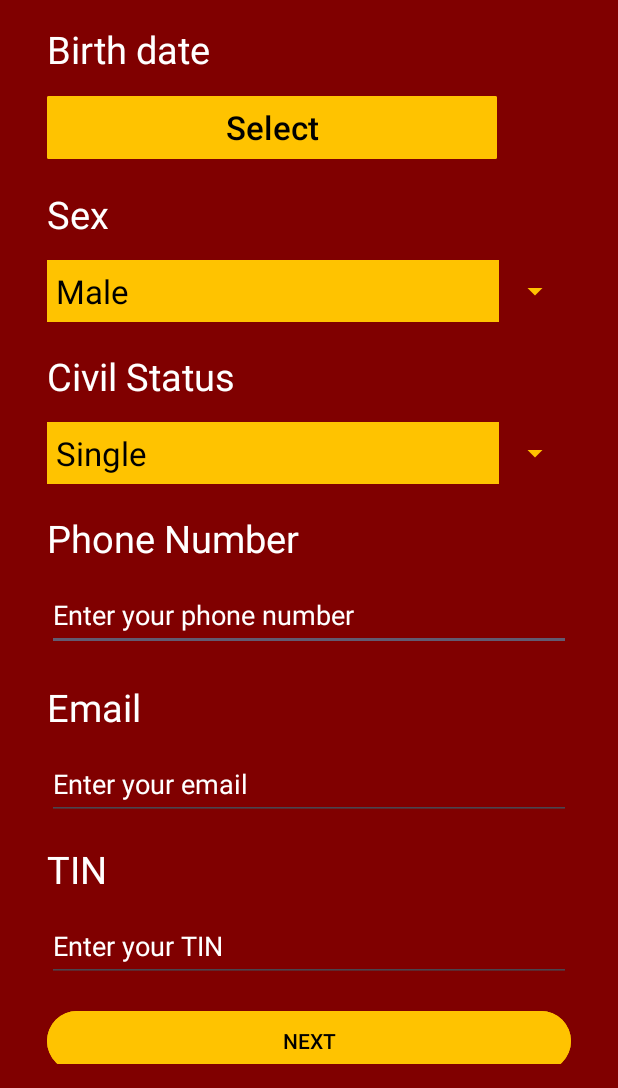
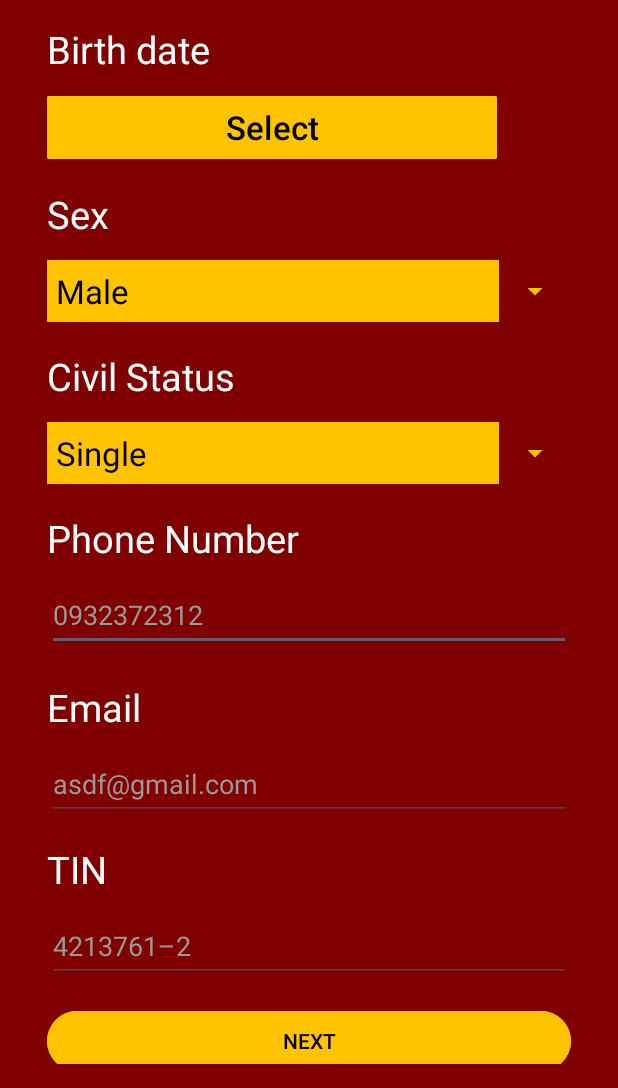
Before and after one commit to fjpecci19/Formulario, an Android app: the screen it shows after launch (MainActivity), on a phone screen of 412 x 824 dp, the part 148-1236 px from its top. Run offline under Robolectric (Android 15) with nearby library versions, the phone set to English and light mode, and no system bars; our stand-ins replace data binding.

Commit message:
Proyecto terminado

```diff
--- a/app/src/main/java/com/example/formulario/MainActivity.kt
+++ b/app/src/main/java/com/example/formulario/MainActivity.kt
@@ -6,18 +6,28 @@ import androidx.appcompat.app.AppCompatActivity
 import android.os.Bundle
 import android.widget.ArrayAdapter
 import android.widget.Button
+import android.widget.EditText
 import android.widget.Spinner
+import android.widget.Toast
 import java.util.Calendar
 
 class MainActivity : AppCompatActivity() {
     private lateinit var datebirth: Button
+    private lateinit var spinnersex: Spinner
+    private lateinit var spinnerstatus: Spinner
+    private lateinit var number: EditText
+    private lateinit var email: EditText
+    private lateinit var tin: EditText
+    private lateinit var buttonnext: Button
+    private var isDateSelected = false
+
     override fun onCreate(savedInstanceState: Bundle?) {
         super.onCreate(savedInstanceState)
         setContentView(R.layout.activity_main)
 
         window.statusBarColor = Color.parseColor("#800000")
 
-        val spinnersex = findViewById<Spinner>(R.id.sex_edit)
+        spinnersex = findViewById(R.id.sex_edit)
 
         val listsex = resources.getStringArray(R.array.sex_options)
 
@@ -26,7 +36,7 @@ class MainActivity : AppCompatActivity() {
 
         spinnersex.adapter = adaptersex
 
-        val spinnerstatus = findViewById<Spinner>(R.id.civil_status_edit)
+        spinnerstatus = findViewById(R.id.civil_status_edit)
 
         val liststatus = resources.getStringArray(R.array.civil_status_options)
 
@@ -41,8 +51,43 @@ class MainActivity : AppCompatActivity() {
             showDatePicker()
         }
 
+        number = findViewById(R.id.number_edit)
 
+        email = findViewById(R.id.mail_edit)
+
+        tin = findViewById(R.id.tin_edit)
+
+        val numberPattern = Regex("^09\\d{8}")
+
+        val emailPattern = Regex("^[A-Za-z0-9._%+-]+@[A-Za-z0-9.-]+\\.com\$")
+
+        val tinPattern = Regex("^\\d{7}-\\d$")
+
+        buttonnext = findViewById(R.id.button_next)
+
+        buttonnext.setOnClickListener {
+            val numberText = number.text.toString()
+            val emailText = email.text.toString()
+            val tinText = tin.text.toString()
+            if (!isDateSelected){
+                Toast.makeText(this, getString(R.string.datecheck), Toast.LENGTH_SHORT).show()
+            } else if (!numberText.matches(numberPattern)) {
+                Toast.makeText(this, getString(R.string.numbercheck), Toast.LENGTH_SHORT).show()
+            } else if (!emailText.matches(emailPattern)){
+                Toast.makeText(this, getString(R.string.emailinccorrect), Toast.LENGTH_SHORT).show()
+            } else if (!tinText.matches(tinPattern)){
+                Toast.makeText(this, getString(R.string.tincheck), Toast.LENGTH_SHORT).show()
+            } else {
+                datebirth.text = getString(R.string.select)
+                spinnersex.setSelection(0)
+                spinnerstatus.setSelection(0)
+                number.setText("")
+                email.setText("")
+                tin.setText("")
+            }
+        }
     }
+
     private fun showDatePicker() {
         val calendar = Calendar.getInstance()
         val year = calendar.get(Calendar.YEAR)
@@ -54,6 +99,7 @@ class MainActivity : AppCompatActivity() {
             { _, yearSelected, monthOfYear, dayOfMonth ->
                 val selectedDate = "$dayOfMonth/${monthOfYear + 1}/$yearSelected"
                 datebirth.text = selectedDate
+                isDateSelected = true
             },
             year,
             month,
--- a/app/src/main/res/layout/activity_main.xml
+++ b/app/src/main/res/layout/activity_main.xml
@@ -73,9 +73,9 @@
                 android:layout_height="48dp"
                 android:layout_below="@+id/sex"
                 android:layout_marginTop="10sp"
+                android:backgroundTint="@color/amarelo"
                 android:entries="@array/sex_options"
-                android:backgroundTint="@color/amarelo"
-                />
+                tools:ignore="DuplicateSpeakableTextCheck" />
 
             <TextView
                 android:id="@+id/civil_status"
@@ -115,11 +115,12 @@
                 android:layout_height="48dp"
                 android:layout_below="@id/number"
                 android:layout_marginTop="10dp"
+                android:autofillHints=""
+                android:hint="@string/enter_number"
                 android:inputType="number"
-                android:hint="@string/enter_number"
-                android:textColorHint="@color/white"
-                android:autofillHints=""
-                tools:ignore="VisualLintTextFieldSize" />
+                android:textColor="@color/white"
+                android:textColorHint="@color/gris"
+                tools:ignore="VisualLintTextFieldSize,TextContrastCheck" />
 
             <TextView
                 android:id="@+id/mail"
@@ -137,12 +138,13 @@
                 android:layout_width="match_parent"
                 android:layout_height="48dp"
                 android:layout_below="@+id/mail"
+                android:layout_marginTop="10dp"
+                android:autofillHints=""
+                android:hint="@string/enter_email"
                 android:inputType="textEmailAddress"
-                android:layout_marginTop="10dp"
-                android:hint="@string/enter_email"
-                android:textColorHint="@color/white"
-                android:autofillHints=""
-                tools:ignore="VisualLintTextFieldSize" />
+                android:textColor="@color/white"
+                android:textColorHint="@color/gris"
+                tools:ignore="VisualLintTextFieldSize,TextContrastCheck" />
 
             <TextView
                 android:id="@+id/tin"
@@ -159,14 +161,16 @@
                 android:layout_width="match_parent"
                 android:layout_height="48dp"
                 android:layout_below="@+id/tin"
-                android:inputType="number"
                 android:layout_marginTop="10dp"
                 android:hint="@string/enter_tin"
-                android:textColorHint="@color/white"
                 android:importantForAutofill="no"
-                tools:ignore="VisualLintTextFieldSize" />
+                android:inputType="text"
+                android:textColor="@color/white"
+                android:textColorHint="@color/gris"
+                tools:ignore="VisualLintTextFieldSize,TextContrastCheck" />
 
             <Button
+                android:id="@+id/button_next"
                 android:layout_width="match_parent"
                 android:layout_height="wrap_content"
                 android:layout_below="@id/tin_edit"
--- a/app/src/main/res/values/colors.xml
+++ b/app/src/main/res/values/colors.xml
@@ -4,4 +4,5 @@
     <color name="white">#FFFFFFFF</color>
     <color name="background">#800000</color>
     <color name="amarelo">#FFC300</color>
+    <color name="gris">#999999</color>
 </resources>
--- a/app/src/main/res/values/strings.xml
+++ b/app/src/main/res/values/strings.xml
@@ -14,10 +14,14 @@
         <item>Widower/Widow</item>
     </string-array>
     <string name="phone_number">Phone Number</string>
-    <string name="enter_number">Enter your phone number</string>
+    <string name="enter_number">0932372312</string>
     <string name="email">Email</string>
-    <string name="enter_email">Enter your email</string>
+    <string name="enter_email">asdf@gmail.com</string>
     <string name="tin">TIN</string>
-    <string name="enter_tin">Enter your TIN</string>
+    <string name="enter_tin">4213761–2</string>
     <string name="next">NEXT</string>
+    <string name="datecheck">Select a date</string>
+    <string name="numbercheck">Number must start with 09 and have 10 digits</string>
+    <string name="emailinccorrect">Incorrect email format</string>
+    <string name="tincheck">Incorrect RUC format, it should be: 1234567–8</string>
 </resources>
```
Also changed, not shown: 1 other file.
